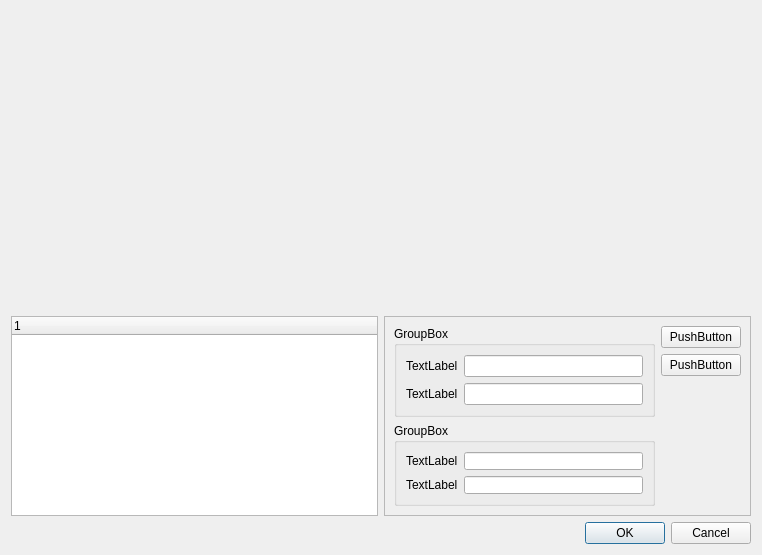
First picture: the form in src/fme/ui/AboutDialog.ui, repository TIDOP-USAL/photomatch, before the edit.
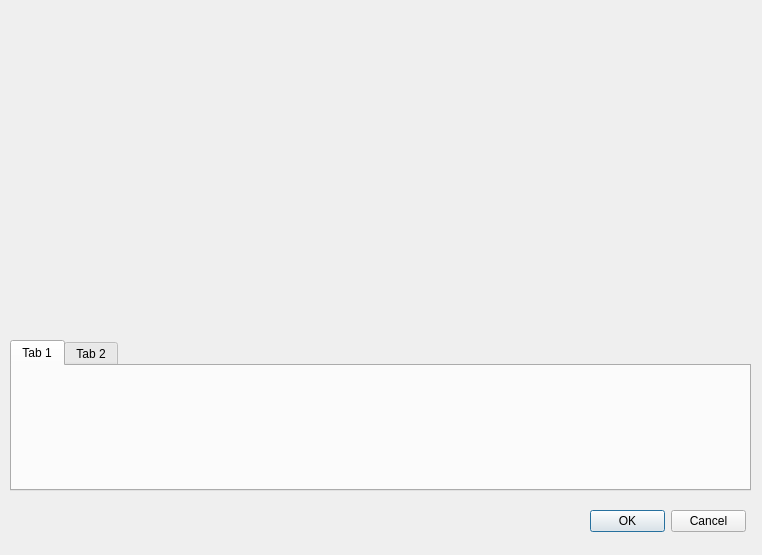
Second picture: the form after the edit. Icons and pictures are not drawn.

Patch:
```diff
--- a/src/fme/ui/AboutDialog.ui
+++ b/src/fme/ui/AboutDialog.ui
@@ -13,155 +13,76 @@
   <property name="windowTitle">
    <string>Dialog</string>
   </property>
-  <layout class="QGridLayout" name="gridLayout">
-   <item row="0" column="0">
-    <widget class="QWidget" name="widget" native="true">
-     <property name="minimumSize">
-      <size>
-       <width>200</width>
-       <height>200</height>
-      </size>
-     </property>
-    </widget>
-   </item>
-   <item row="0" column="1">
-    <widget class="QWidget" name="widget_2" native="true">
-     <property name="minimumSize">
-      <size>
-       <width>200</width>
-       <height>200</height>
-      </size>
-     </property>
-    </widget>
-   </item>
-   <item row="1" column="0">
-    <widget class="QTreeWidget" name="treeWidget">
-     <property name="maximumSize">
-      <size>
-       <width>16777215</width>
-       <height>200</height>
-      </size>
-     </property>
-     <column>
-      <property name="text">
-       <string notr="true">1</string>
-      </property>
-     </column>
-    </widget>
-   </item>
-   <item row="1" column="1">
-    <widget class="QFrame" name="frame">
-     <property name="maximumSize">
-      <size>
-       <width>16777215</width>
-       <height>200</height>
-      </size>
-     </property>
-     <property name="frameShape">
-      <enum>QFrame::StyledPanel</enum>
-     </property>
-     <property name="frameShadow">
-      <enum>QFrame::Raised</enum>
-     </property>
-     <layout class="QGridLayout" name="gridLayout_4">
-      <item row="0" column="1">
-       <widget class="QPushButton" name="pushButton">
-        <property name="maximumSize">
-         <size>
-          <width>280</width>
-          <height>16777215</height>
-         </size>
-        </property>
-        <property name="text">
-         <string>PushButton</string>
-        </property>
-       </widget>
-      </item>
-      <item row="0" column="0" rowspan="3">
-       <widget class="QGroupBox" name="groupBox">
-        <property name="title">
-         <string>GroupBox</string>
-        </property>
-        <layout class="QGridLayout" name="gridLayout_2">
-         <item row="0" column="0">
-          <widget class="QLabel" name="label">
-           <property name="text">
-            <string>TextLabel</string>
-           </property>
-          </widget>
-         </item>
-         <item row="0" column="1">
-          <widget class="QLineEdit" name="lineEdit"/>
-         </item>
-         <item row="1" column="0">
-          <widget class="QLabel" name="label_2">
-           <property name="text">
-            <string>TextLabel</string>
-           </property>
-          </widget>
-         </item>
-         <item row="1" column="1">
-          <widget class="QLineEdit" name="lineEdit_2"/>
-         </item>
-        </layout>
-       </widget>
-      </item>
-      <item row="3" column="0">
-       <widget class="QGroupBox" name="groupBox_2">
-        <property name="title">
-         <string>GroupBox</string>
-        </property>
-        <layout class="QGridLayout" name="gridLayout_3">
-         <item row="0" column="0">
-          <widget class="QLabel" name="label_3">
-           <property name="text">
-            <string>TextLabel</string>
-           </property>
-          </widget>
-         </item>
-         <item row="0" column="1">
-          <widget class="QLineEdit" name="lineEdit_3"/>
-         </item>
-         <item row="1" column="0">
-          <widget class="QLabel" name="label_4">
-           <property name="text">
-            <string>TextLabel</string>
-           </property>
-          </widget>
-         </item>
-         <item row="1" column="1">
-          <widget class="QLineEdit" name="lineEdit_4"/>
-         </item>
-        </layout>
-       </widget>
-      </item>
-      <item row="1" column="1">
-       <widget class="QPushButton" name="pushButton_2">
-        <property name="maximumSize">
-         <size>
-          <width>280</width>
-          <height>16777215</height>
-         </size>
-        </property>
-        <property name="text">
-         <string>PushButton</string>
-        </property>
-       </widget>
-      </item>
-     </layout>
-    </widget>
-   </item>
-   <item row="2" column="1">
-    <widget class="QDialogButtonBox" name="buttonBox">
-     <property name="orientation">
-      <enum>Qt::Horizontal</enum>
-     </property>
-     <property name="standardButtons">
-      <set>QDialogButtonBox::Cancel|QDialogButtonBox::Ok</set>
-     </property>
-    </widget>
-   </item>
-  </layout>
+  <widget class="QDialogButtonBox" name="buttonBox">
+   <property name="geometry">
+    <rect>
+     <x>590</x>
+     <y>510</y>
+     <width>156</width>
+     <height>23</height>
+    </rect>
+   </property>
+   <property name="orientation">
+    <enum>Qt::Horizontal</enum>
+   </property>
+   <property name="standardButtons">
+    <set>QDialogButtonBox::Cancel|QDialogButtonBox::Ok</set>
+   </property>
+  </widget>
+  <widget class="QLabel" name="label">
+   <property name="geometry">
+    <rect>
+     <x>10</x>
+     <y>10</y>
+     <width>368</width>
+     <height>319</height>
+    </rect>
+   </property>
+   <property name="minimumSize">
+    <size>
+     <width>368</width>
+     <height>319</height>
+    </size>
+   </property>
+   <property name="maximumSize">
+    <size>
+     <width>368</width>
+     <height>319</height>
+    </size>
+   </property>
+   <property name="text">
+    <string/>
+   </property>
+   <property name="pixmap">
+    <pixmap resource="../../../res/res.qrc">:/img/logos/img/isprs_logo.jpg</pixmap>
+   </property>
+   <property name="scaledContents">
+    <bool>false</bool>
+   </property>
+   <property name="wordWrap">
+    <bool>false</bool>
+   </property>
+  </widget>
+  <widget class="QTabWidget" name="tabWidget">
+   <property name="geometry">
+    <rect>
+     <x>10</x>
+     <y>340</y>
+     <width>741</width>
+     <height>151</height>
+    </rect>
+   </property>
+   <widget class="QWidget" name="tab">
+    <attribute name="title">
+     <string>Tab 1</string>
+    </attribute>
+   </widget>
+   <widget class="QWidget" name="tab_2">
+    <attribute name="title">
+     <string>Tab 2</string>
+    </attribute>
+   </widget>
+  </widget>
  </widget>
  <resources/>
  <connections>
```
Left out of the diff: 4 changed lines with no effect on the pictures.
